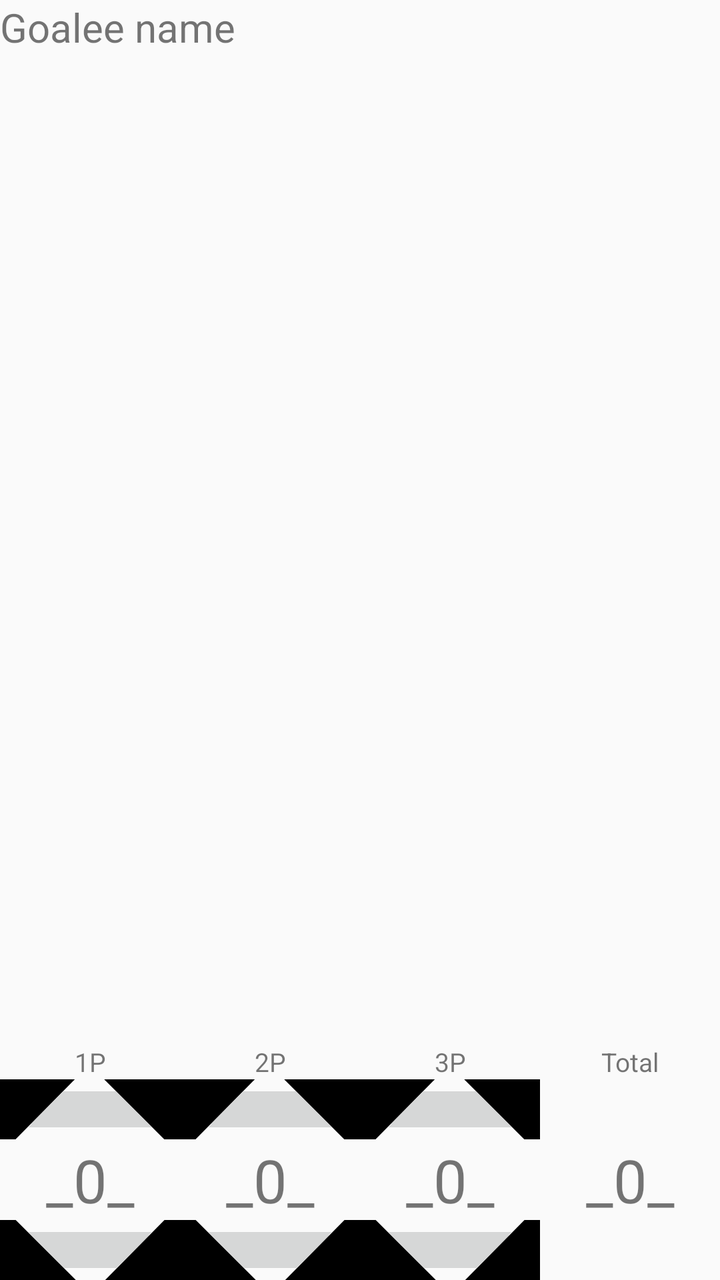
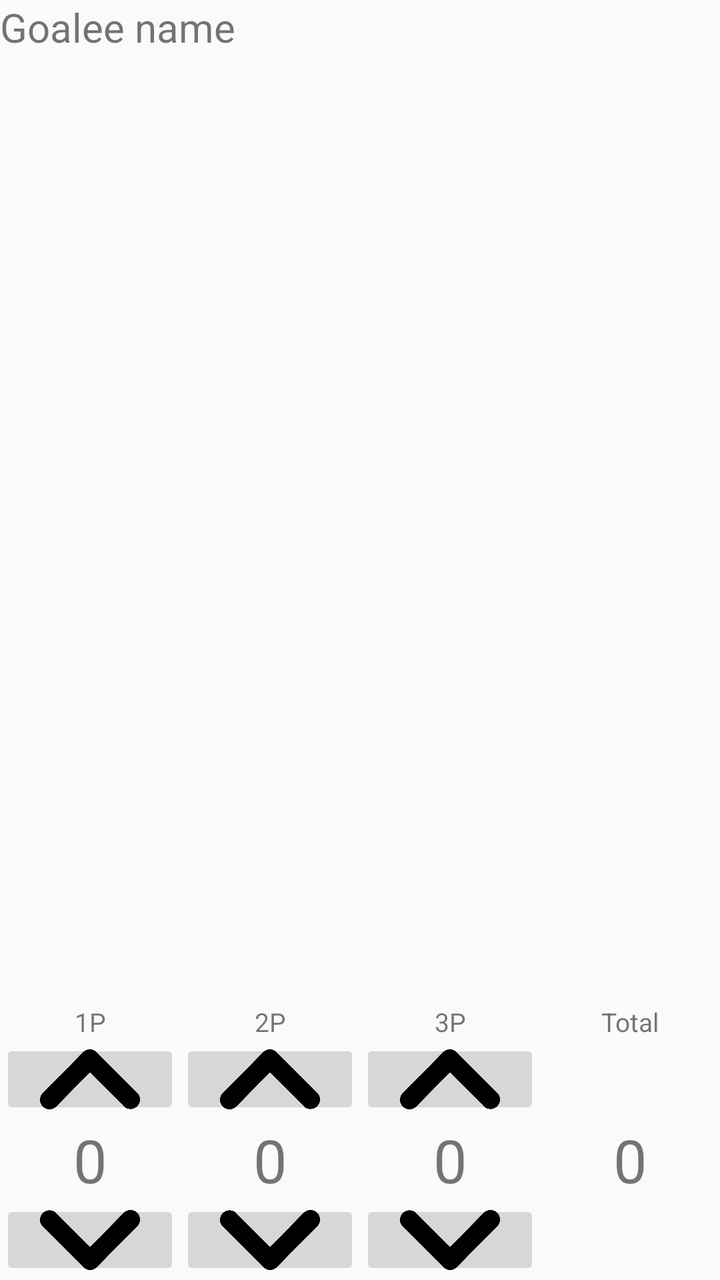

The first picture is an Android layout as it rendered before a commit; the second is the same layout after the commit. The layout source and the unified diff follow.
<!-- AndroidManifest.xml: application theme AppTheme -->
<!-- res/layout/goalee_panel.xml -->
<?xml version="1.0" encoding="utf-8"?>
<LinearLayout xmlns:android="http://schemas.android.com/apk/res/android"
    android:layout_width="match_parent"
    android:layout_height="wrap_content"
    android:orientation="vertical"
    android:gravity="center_vertical">
    <TextView
        android:id="@+id/mGoaleeName"
        android:layout_width="match_parent"
        android:layout_height="wrap_content"
        android:textSize="20dp"
        android:layout_weight="1"
        android:text="Goalee name"/>

<LinearLayout
    android:layout_width="match_parent"
    android:layout_height="wrap_content"
    android:orientation="horizontal">
    <TextView
        android:layout_width="match_parent"
        android:layout_height="wrap_content"
        android:textAlignment="center"
        android:textSize="13dp"
        android:layout_weight="1"
        android:text="1P"/>
    <TextView
        android:layout_width="match_parent"
        android:layout_height="wrap_content"
        android:textAlignment="center"
        android:textSize="13dp"
        android:layout_weight="1"
        android:text="2P"/>
    <TextView
        android:layout_width="match_parent"
        android:layout_height="wrap_content"
        android:textAlignment="center"
        android:textSize="13dp"
        android:layout_weight="1"
        android:text="3P"/>
    <TextView
        android:layout_width="match_parent"
        android:layout_height="wrap_content"
        android:textAlignment="center"
        android:textSize="13dp"
        android:layout_weight="1"
        android:text="Total"/>


</LinearLayout>


    <LinearLayout
        android:layout_width="match_parent"
        android:layout_height="wrap_content"
        android:orientation="horizontal">
        <LinearLayout
            android:id="@+id/mP1"
            android:layout_width="match_parent"
            android:layout_height="wrap_content"
            android:orientation="vertical"
            android:layout_weight="1">
            <ImageButton
                android:id="@+id/mP1Up"
                android:layout_width="match_parent"
                android:layout_height="30dp"
                android:padding="5dp"
                android:src="@mipmap/up"/>
            <TextView
                android:layout_width="match_parent"
                android:layout_height="wrap_content"
                android:textAlignment="center"
                android:textSize="30dp"
                android:text="_0_"/>
            <ImageButton
                android:id="@+id/mP1Down"
                android:layout_width="match_parent"
                android:layout_height="30dp"
                android:padding="5dp"
                android:src="@mipmap/down"/>

        </LinearLayout>
        <LinearLayout
            android:id="@+id/mP2"
            android:layout_width="match_parent"
            android:layout_height="wrap_content"
            android:orientation="vertical"
            android:layout_weight="1">
            <ImageButton
                android:id="@+id/mP2Up"
                android:layout_width="match_parent"
                android:layout_height="30dp"
                android:padding="5dp"
                android:src="@mipmap/up"/>
            <TextView
                android:layout_width="match_parent"
                android:layout_height="wrap_content"
                android:textAlignment="center"
                android:textSize="30dp"
                android:text="_0_"/>
            <ImageButton
                android:id="@+id/mP2Down"
                android:layout_width="match_parent"
                android:layout_height="30dp"
                android:padding="5dp"
                android:src="@mipmap/down"/>

        </LinearLayout>
        <LinearLayout
            android:id="@+id/mP3"
            android:layout_width="match_parent"
            android:layout_height="wrap_content"
            android:orientation="vertical"
            android:layout_weight="1">
            <ImageButton
                android:id="@+id/mP3Up"
                android:layout_width="match_parent"
                android:layout_height="30dp"
                android:padding="5dp"
                android:src="@mipmap/up"/>
            <TextView
                android:layout_width="match_parent"
                android:layout_height="wrap_content"
                android:textAlignment="center"
                android:textSize="30dp"
                android:text="_0_"/>
            <ImageButton
                android:id="@+id/mP3Down"
                android:layout_width="match_parent"
                android:layout_height="30dp"
                android:padding="5dp"
                android:src="@mipmap/down"/>

        </LinearLayout>

        <TextView
            android:id="@+id/mTotal"
            android:layout_width="match_parent"
            android:layout_height="match_parent"
            android:layout_weight="1"
            android:gravity="center"
            android:text="_0_"
            android:textSize="30dp" />
    </LinearLayout>
</LinearLayout>
<!-- resources referenced by this layout -->
<resources>
  <!-- mipmap down: png bitmap (mipmap-xxhdpi, 23071 bytes) -->
  <!-- mipmap up: png bitmap (mipmap-xxhdpi, 22996 bytes) -->
  <style name="AppTheme" parent="Theme.AppCompat.Light.DarkActionBar">
          
          <item name="colorPrimary">@color/colorPrimary</item>
          <item name="colorPrimaryDark">@color/colorPrimaryDark</item>
          <item name="colorAccent">@color/colorAccent</item>
      </style>
  <color name="colorPrimary">#008577</color>
  <color name="colorPrimaryDark">#00574B</color>
  <color name="colorAccent">#D81B60</color>
</resources>

<!-- the commit's change to res/layout/goalee_panel.xml (unified diff, before → after) -->
@@ -62,20 +62,25 @@
             <ImageButton
                 android:id="@+id/mP1Up"
                 android:layout_width="match_parent"
-                android:layout_height="30dp"
+                android:layout_height="40dp"
                 android:padding="5dp"
+                android:scaleType="fitCenter"
+                android:adjustViewBounds="true"
                 android:src="@mipmap/up"/>
             <TextView
+                android:id="@+id/mP1Goalee"
                 android:layout_width="match_parent"
                 android:layout_height="wrap_content"
                 android:textAlignment="center"
                 android:textSize="30dp"
-                android:text="_0_"/>
+                android:text="0"/>
             <ImageButton
                 android:id="@+id/mP1Down"
                 android:layout_width="match_parent"
-                android:layout_height="30dp"
+                android:layout_height="40dp"
                 android:padding="5dp"
+                android:scaleType="fitCenter"
+                android:adjustViewBounds="true"
                 android:src="@mipmap/down"/>
 
         </LinearLayout>
@@ -88,20 +93,25 @@
             <ImageButton
                 android:id="@+id/mP2Up"
                 android:layout_width="match_parent"
-                android:layout_height="30dp"
+                android:layout_height="40dp"
                 android:padding="5dp"
+                android:scaleType="fitCenter"
+                android:adjustViewBounds="true"
                 android:src="@mipmap/up"/>
             <TextView
+                android:id="@+id/mP2Goalee"
                 android:layout_width="match_parent"
                 android:layout_height="wrap_content"
                 android:textAlignment="center"
                 android:textSize="30dp"
-                android:text="_0_"/>
+                android:text="0"/>
             <ImageButton
                 android:id="@+id/mP2Down"
                 android:layout_width="match_parent"
-                android:layout_height="30dp"
+                android:layout_height="40dp"
                 android:padding="5dp"
+                android:scaleType="fitCenter"
+                android:adjustViewBounds="true"
                 android:src="@mipmap/down"/>
 
         </LinearLayout>
@@ -114,20 +124,25 @@
             <ImageButton
                 android:id="@+id/mP3Up"
                 android:layout_width="match_parent"
-                android:layout_height="30dp"
+                android:layout_height="40dp"
                 android:padding="5dp"
+                android:scaleType="fitCenter"
+                android:adjustViewBounds="true"
                 android:src="@mipmap/up"/>
             <TextView
+                android:id="@+id/mP3Goalee"
                 android:layout_width="match_parent"
                 android:layout_height="wrap_content"
                 android:textAlignment="center"
                 android:textSize="30dp"
-                android:text="_0_"/>
+                android:text="0"/>
             <ImageButton
                 android:id="@+id/mP3Down"
                 android:layout_width="match_parent"
-                android:layout_height="30dp"
+                android:layout_height="40dp"
                 android:padding="5dp"
+                android:scaleType="fitCenter"
+                android:adjustViewBounds="true"
                 android:src="@mipmap/down"/>
 
         </LinearLayout>
@@ -138,7 +153,7 @@
             android:layout_height="match_parent"
             android:layout_weight="1"
             android:gravity="center"
-            android:text="_0_"
+            android:text="0"
             android:textSize="30dp" />
     </LinearLayout>
 </LinearLayout>
